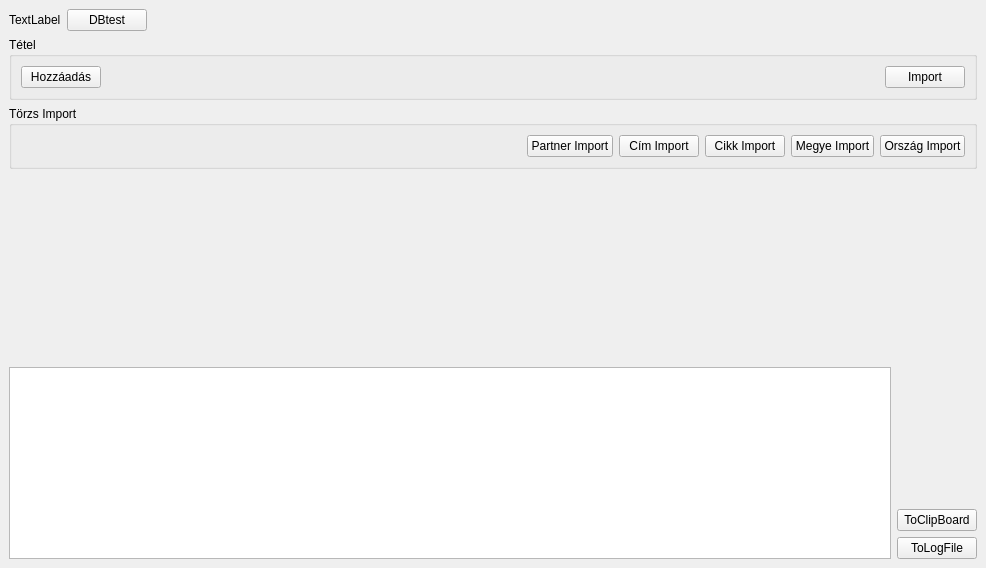
First picture: the form in mvp/views/mainwindow.ui, repository horvathzoltan/biovitality, before the edit.
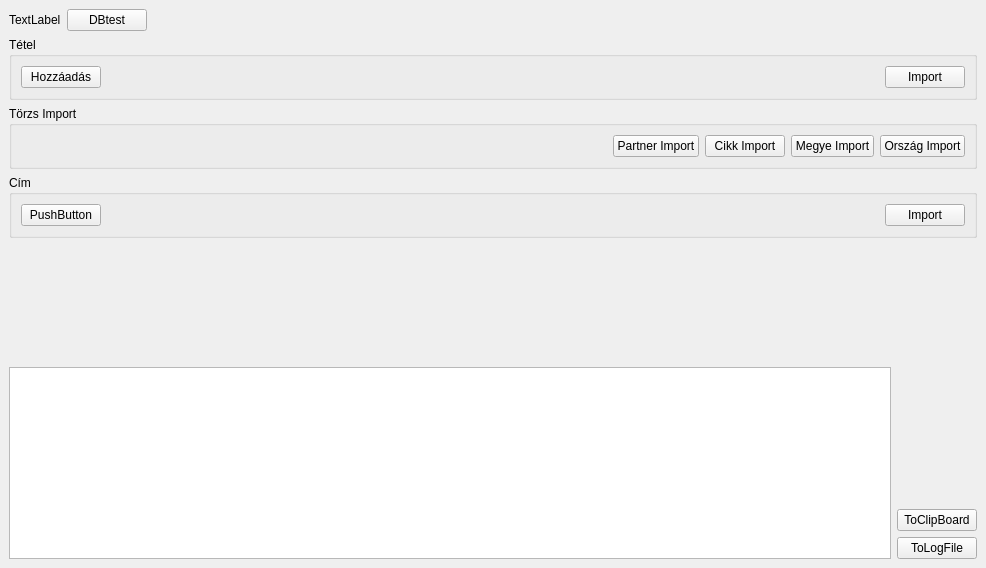
Second picture: the form after the edit.

```diff
--- a/mvp/views/mainwindow.ui
+++ b/mvp/views/mainwindow.ui
@@ -108,13 +108,6 @@
          </property>
         </widget>
        </item>
-       <item>
-        <widget class="QPushButton" name="pushButton_AddressImport">
-         <property name="text">
-          <string>Cím Import</string>
-         </property>
-        </widget>
-       </item>
        <item>
         <widget class="QPushButton" name="pushButton_ArticleImport">
          <property name="text">
@@ -139,6 +132,42 @@
       </layout>
      </widget>
     </item>
+    <item>
+     <widget class="QGroupBox" name="groupBox_2">
+      <property name="title">
+       <string>Cím</string>
+      </property>
+      <layout class="QHBoxLayout" name="horizontalLayout_5">
+       <item>
+        <widget class="QPushButton" name="pushButton_AddressCreate">
+         <property name="text">
+          <string>PushButton</string>
+         </property>
+        </widget>
+       </item>
+       <item>
+        <spacer name="horizontalSpacer_4">
+         <property name="orientation">
+          <enum>Qt::Orientation::Horizontal</enum>
+         </property>
+         <property name="sizeHint" stdset="0">
+          <size>
+           <width>761</width>
+           <height>20</height>
+          </size>
+         </property>
+        </spacer>
+       </item>
+       <item>
+        <widget class="QPushButton" name="pushButton_AddressImport">
+         <property name="text">
+          <string>Import</string>
+         </property>
+        </widget>
+       </item>
+      </layout>
+     </widget>
+    </item>
     <item>
      <spacer name="verticalSpacer">
       <property name="orientation">
```
